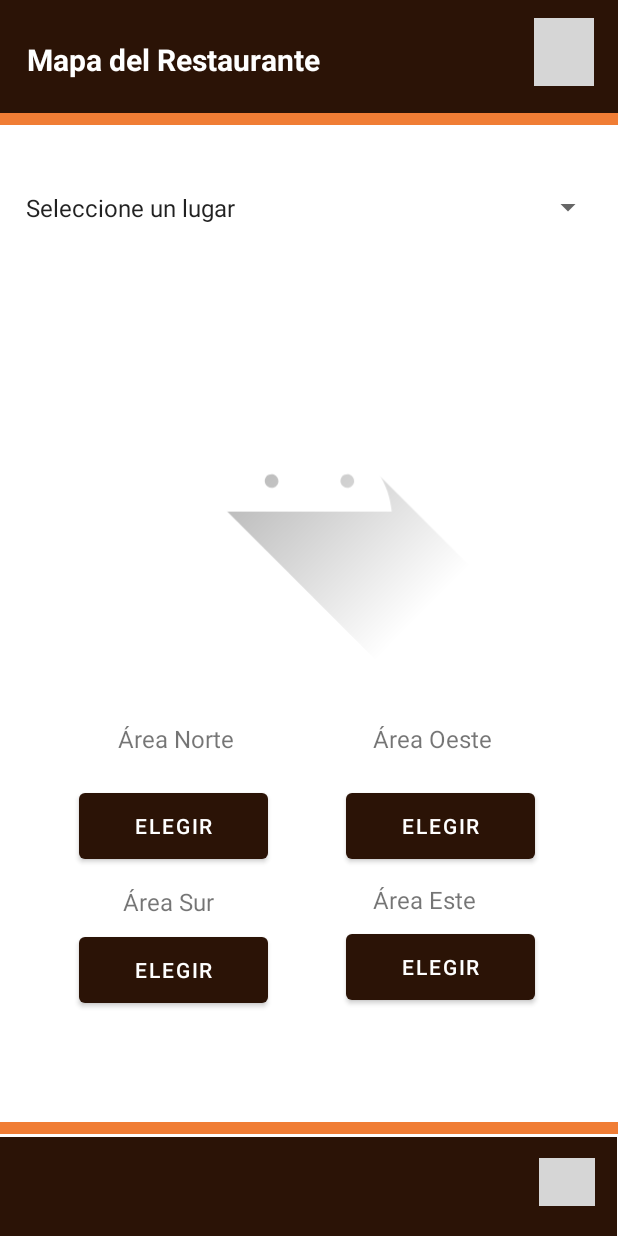
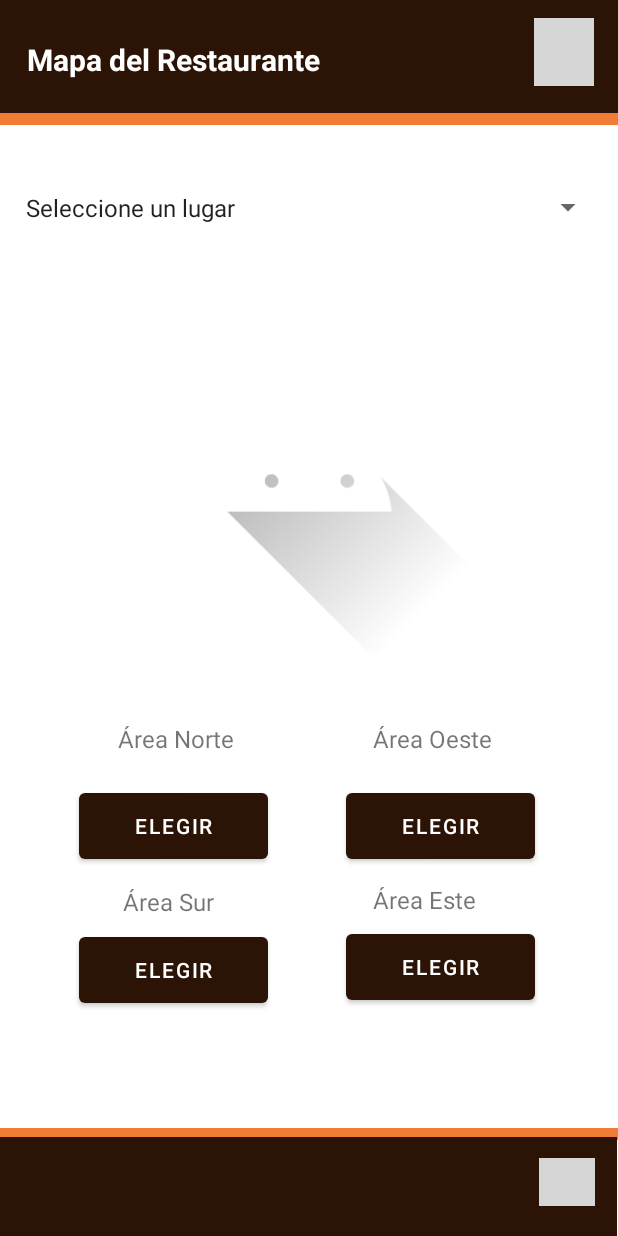
Before and after one commit to Catherine1998/EasyBookingApp, an Android app: the layout activity_lugar.xml on its own in the app's theme, with its tools: preview values and no code run, on a phone screen of 412 x 824 dp. Run offline under Robolectric (Android 15) with nearby library versions, the phone set to English and light mode, and no system bars; grey boxes are pictures that could not be loaded.

Commit message:
Cambios en el navbar

```diff
--- a/app/src/main/res/layout/activity_iniciar_sesion.xml
+++ b/app/src/main/res/layout/activity_iniciar_sesion.xml
@@ -202,8 +202,8 @@
         style="?android:attr/progressBarStyle"
         android:layout_width="wrap_content"
         android:layout_height="wrap_content"
+        android:indeterminateTint="@color/naranja"
         android:visibility="gone"
-        android:indeterminateTint="@color/naranja"
         app:layout_constraintEnd_toEndOf="parent"
         app:layout_constraintHorizontal_bias="0.542"
         app:layout_constraintStart_toStartOf="parent"
--- a/app/src/main/res/layout/activity_lugar.xml
+++ b/app/src/main/res/layout/activity_lugar.xml
@@ -11,16 +11,13 @@
         android:id="@+id/toolbar13"
         android:layout_width="413dp"
         android:layout_height="8dp"
-        android:layout_marginTop="656dp"
-        android:layout_marginBottom="2dp"
+        android:layout_marginBottom="64dp"
         android:background="@color/naranja"
         android:minHeight="?attr/actionBarSize"
         android:theme="?attr/actionBarTheme"
-        app:layout_constraintBottom_toTopOf="@+id/toolbar11"
-        app:layout_constraintEnd_toEndOf="parent"
-        app:layout_constraintHorizontal_bias="0.0"
+        app:layout_constraintBottom_toBottomOf="@+id/toolbar11"
         app:layout_constraintStart_toStartOf="parent"
-        app:layout_constraintTop_toTopOf="parent"
+        app:layout_constraintTop_toBottomOf="@+id/btnSur"
         app:layout_constraintVertical_bias="1.0" />
 
     <androidx.appcompat.widget.Toolbar
--- a/app/src/main/res/layout/activity_reservacion.xml
+++ b/app/src/main/res/layout/activity_reservacion.xml
@@ -18,7 +18,6 @@
         app:layout_constraintBottom_toBottomOf="@+id/barraAbajo"
         app:layout_constraintEnd_toEndOf="parent"
         app:layout_constraintStart_toStartOf="parent"
-        app:layout_constraintTop_toBottomOf="@+id/toolbar10"
         app:layout_constraintVertical_bias="0.0" />
 
     <androidx.appcompat.widget.Toolbar
--- a/app/src/main/res/values-night/themes.xml
+++ b/app/src/main/res/values-night/themes.xml
@@ -1,6 +1,6 @@
 <resources xmlns:tools="http://schemas.android.com/tools">
     <!-- Base application theme. -->
-    <style name="Theme.EasyBookingApp" parent="Theme.MaterialComponents.DayNight.DarkActionBar">
+    <style name="Theme.EasyBookingApp" parent="Theme.MaterialComponents.Light.NoActionBar">
         <!-- Primary brand color. -->
         <item name="colorPrimary">@color/cafe_oscuro</item>
         <item name="colorPrimaryVariant">@color/cafe_claro</item>
```
Also changed, not shown: app/src/main/res/layout/activity_horario.xml (+3 -6 lines), 2 other files.
